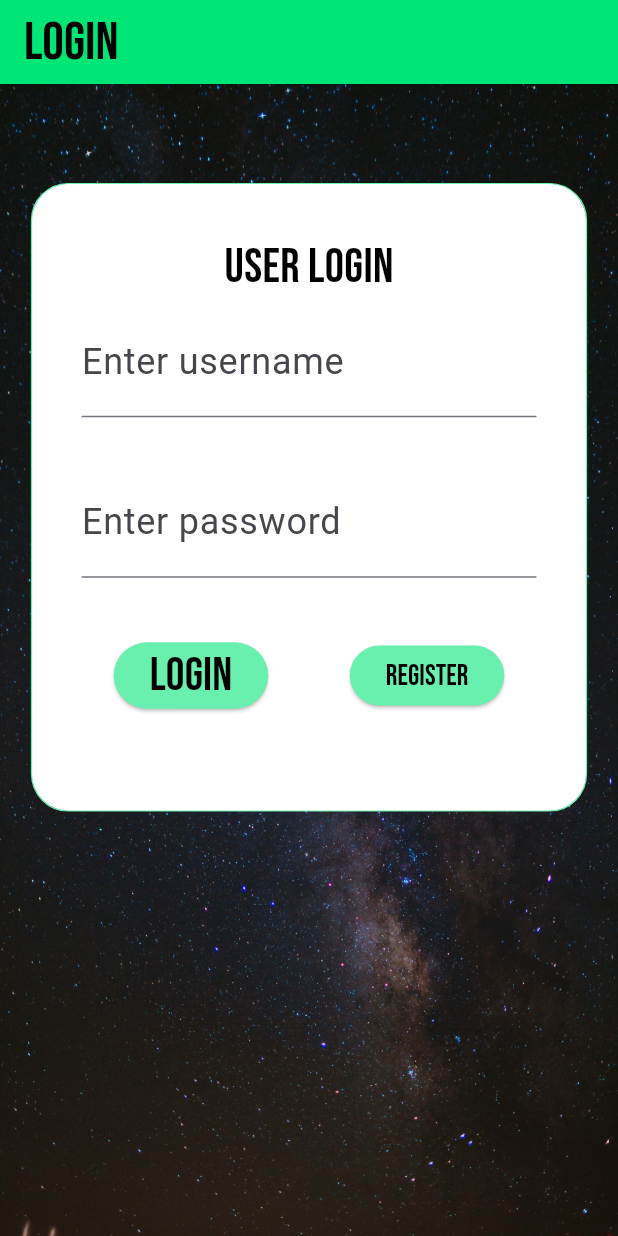
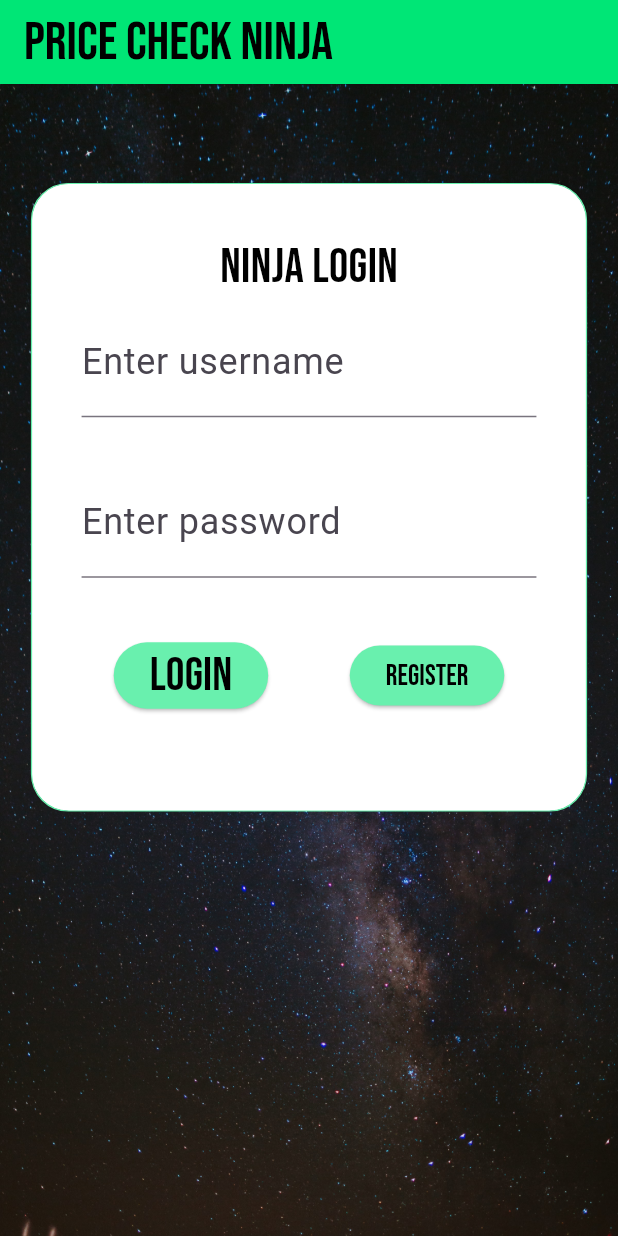
Before and after one commit to DeonVosloo/CheapestItemNinja, a Flutter app: the screen it shows after launch, on a phone screen of 412 x 824 dp. Run offline on Flutter 3.47's test engine with Material 3 defaults, Android fonts, the phone set to English and light mode, and no system bars; our stand-ins replace cloud_firestore, firebase_core, google_fonts; missing offline and left inert: mobile_scanner; accounts and stored records are empty; Roboto replaces fonts that are missing (Ubuntu).

Commit message:
added more catchy names that are displayed for login and register pages

```diff
--- a/lib/pages/login.dart
+++ b/lib/pages/login.dart
@@ -29,11 +29,10 @@ class _LoginState extends State<Login> {
       (
       appBar:AppBar
         (
-        //titleTextStyle: GoogleFonts.bebasNeue(fontSize: 36),
         title: FittedBox
           (
           fit: BoxFit.scaleDown,
-          child: Text("Login",style: GoogleFonts.bebasNeue(fontSize: 36, color: Colors.black),),
+          child: Text("Price Check Ninja",style: GoogleFonts.bebasNeue(fontSize: 36, color: Colors.black),),
         ),
         backgroundColor: Colors.greenAccent[400],
       ),
@@ -80,7 +79,7 @@ class _LoginState extends State<Login> {
                           (
                           fit: BoxFit.contain,
                           child: Text(
-                            "user Login",
+                            "Ninja Login",
                             style: GoogleFonts.bebasNeue(
                                 fontSize: 32,
                                 color: Colors.black),),
```
Also changed, not shown: lib/pages/Home.dart (+6 -13 lines).
